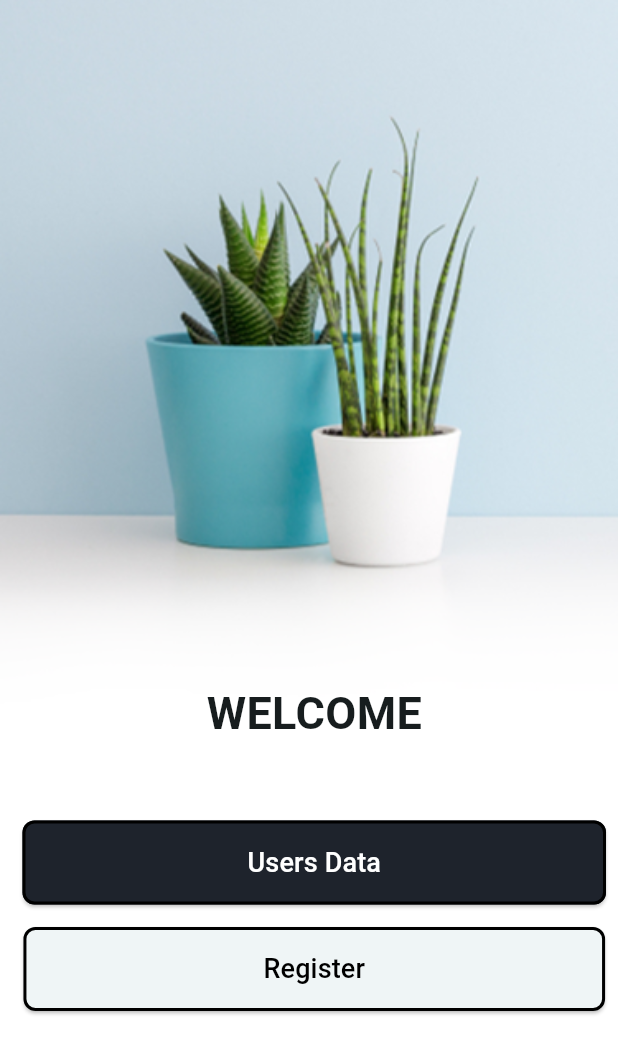
After one commit to Kashish-saxena/demo_application_using_all_dio_requests, a Flutter app: the screen it shows after launch, on a phone screen of 412 x 824 dp. The commit adds this screen. Shown: the top 1054 px of the screen. Run offline on Flutter 3.47's test engine with Material 3 defaults, Android fonts, the phone set to English and light mode, and no system bars; our stand-ins replace dio, shared_preferences.

Commit message:
updated5 commit

```diff
--- a/lib/main.dart
+++ b/lib/main.dart
@@ -1,5 +1,5 @@
-import 'package:api_project/screens/home_screen.dart';
-
+import 'package:api_project/screens/welcome_screen.dart';
+import 'package:api_project/screens/login_screen.dart';
 import 'package:flutter/material.dart';
 
 void main() {
@@ -20,7 +20,7 @@ class MyApp extends StatelessWidget {
             seedColor: Colors.white, background: Colors.white),
         useMaterial3: true,
       ),
-      home: const HomeScreen(),
+      home: const WelcomeScreen(),
     );
   }
 }
--- /dev/null
+++ b/lib/screens/welcome_screen.dart
@@ -0,0 +1,104 @@
+import 'dart:developer';
+
+import 'package:api_project/screens/register_screen.dart';
+import 'package:api_project/screens/user_screen.dart';
+import 'package:flutter/material.dart';
+import 'package:flutter/services.dart';
+
+class WelcomeScreen extends StatefulWidget {
+  const WelcomeScreen({super.key});
+  @override
+  State<WelcomeScreen> createState() => _WelcomeScreenState();
+}
+
+class _WelcomeScreenState extends State<WelcomeScreen> {
+  @override
+  Widget build(BuildContext context) {
+    return PopScope(
+      canPop: true,
+      onPopInvoked: (didPop) {
+        log("$didPop");
+        SystemNavigator.pop();
+      },
+      child: Scaffold(
+        body: Center(
+          child: Stack(
+            fit: StackFit.expand,
+            children: [
+              Image.asset(
+                "assets/images/img.png",
+                fit: BoxFit.cover,
+              ),
+              Positioned(
+                bottom: 150,
+                left: 15,
+                child: Column(
+                  crossAxisAlignment: CrossAxisAlignment.center,
+                  mainAxisAlignment: MainAxisAlignment.center,
+                  children: [
+                    const Text(
+                      "WELCOME",
+                      style:
+                          TextStyle(fontSize: 30, fontWeight: FontWeight.w700),
+                    ),
+                    const SizedBox(
+                      height: 50,
+                    ),
+                    ElevatedButton(
+                      style: ElevatedButton.styleFrom(
+                        padding: const EdgeInsets.symmetric(
+                            horizontal: 150, vertical: 15),
+                        backgroundColor: const Color(0xff1E232C),
+                        shape: RoundedRectangleBorder(
+                            side: const BorderSide(width: 2),
+                            borderRadius: BorderRadius.circular(8)),
+                      ),
+                      onPressed: () {
+                        // Navigator.pushAndRemoveUntil(
+                        //     context,
+                        //     MaterialPageRoute(
+                        //         builder: (context) => UserScreen()),
+                        //     (Route<dynamic> route) => false);
+
+                        Navigator.push(
+                            context,
+                            MaterialPageRoute(
+                                builder: (context) => const UserScreen()));
+                      },
+                      child: const Text(
+                        "Users Data",
+                        style: TextStyle(color: Colors.white, fontSize: 18),
+                      ),
+                    ),
+                    const SizedBox(
+                      height: 15,
+                    ),
+                    ElevatedButton(
+                        style: ElevatedButton.styleFrom(
+                          padding: const EdgeInsets.symmetric(
+                              horizontal: 160, vertical: 15),
+                          shape: RoundedRectangleBorder(
+                              side: const BorderSide(width: 2),
+                              borderRadius: BorderRadius.circular(8)),
+                        ),
+                        onPressed: () {
+                          Navigator.push(
+                              context,
+                              MaterialPageRoute(
+                                  builder: (context) =>
+                                      const RegisterScreen()));
+                        },
+                        child: const Text(
+                          "Register",
+                          style: TextStyle(color: Colors.black, fontSize: 18),
+                        )),
+                  ],
+                ),
+              ),
+            ],
+          ),
+        ),
+      ),
+    );
+  }
+}
--- a/pubspec.yaml
+++ b/pubspec.yaml
@@ -36,6 +36,7 @@ dependencies:
   # Use with the CupertinoIcons class for iOS style icons.
   cupertino_icons: ^1.0.2
   dio: ^5.4.0
+  shared_preferences: ^2.2.2
 
 dev_dependencies:
   flutter_test:
@@ -65,6 +66,7 @@ flutter:
     - assets/images/facebook.png
     - assets/images/google.png
     - assets/images/apple.png
+    - assets/images/Successmark.png
   #   - images/a_dot_ham.jpeg
 
   # An image asset can refer to one or more resolution-specific "variants", see
```
Also changed, not shown: lib/screens/home_screen.dart (deleted, +0 -87 lines), lib/screens/login_screen.dart (+157 -87 lines), lib/screens/logout_screen.dart (added, +70 -0 lines), lib/screens/register_screen.dart (+13 -7 lines), lib/screens/update_screen.dart (+17 -14 lines), lib/screens/user_screen.dart (+12 -3 lines), assets/images/Successmark.png (added), pubspec.lock, 1 other file.
